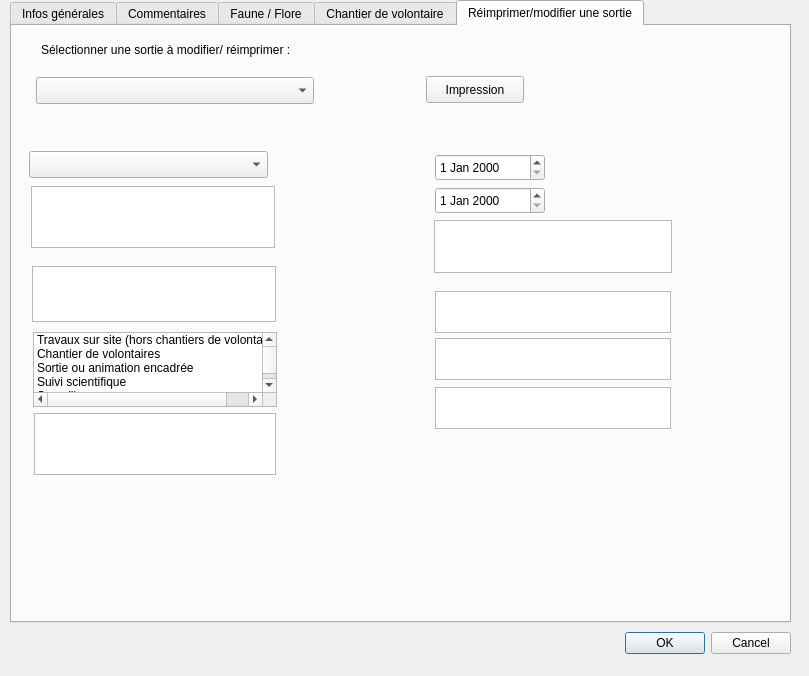
Before: the Qt Designer form ui_bdtravaux_sortie.ui in VincentD/bdtravaux, drawn with Qt 5.
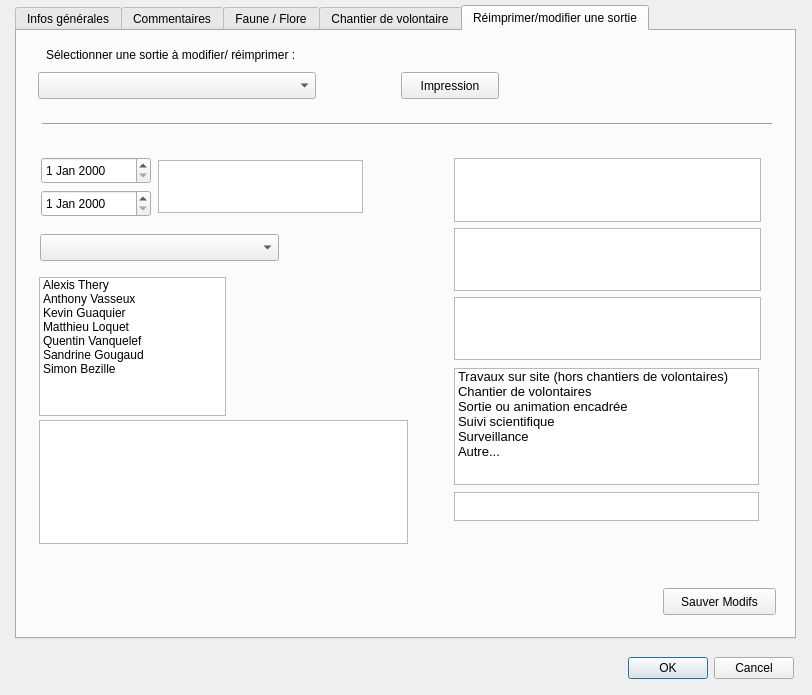
After: the same form once the commit is applied. The open tabs and pages were chosen to show the change.

Commit message: Issue #57 : développement de l'interface de modification d'une saisie. Module "sortie" : les données de la sortie s'affichent dans les contrôles et les modifications sont enregistrées en base. Reste à pouvoir fermer la fenêtre après modification (ne répond pas au self.close()), et la rouvrir sans plantage de la requête. Module "opérations" : création des contrôles dans Qt Designer. Reste à éxcrire le code et permettre une modification de la géométrie.

```diff
--- a/ui_bdtravaux_sortie.ui
+++ b/ui_bdtravaux_sortie.ui
@@ -6,8 +6,8 @@
    <rect>
     <x>0</x>
     <y>0</y>
-    <width>809</width>
-    <height>676</height>
+    <width>812</width>
+    <height>695</height>
    </rect>
   </property>
   <property name="windowTitle">
@@ -16,8 +16,8 @@
   <widget class="QDialogButtonBox" name="buttonBox_2">
    <property name="geometry">
     <rect>
-     <x>615</x>
-     <y>630</y>
+     <x>618</x>
+     <y>655</y>
      <width>176</width>
      <height>27</height>
     </rect>
@@ -32,10 +32,10 @@
   <widget class="QTabWidget" name="tab_widget">
    <property name="geometry">
     <rect>
-     <x>10</x>
-     <y>0</y>
+     <x>15</x>
+     <y>5</y>
      <width>781</width>
-     <height>623</height>
+     <height>634</height>
     </rect>
    </property>
    <property name="focusPolicy">
@@ -940,8 +940,8 @@
     <widget class="QPushButton" name="btn_imp_exsortie">
      <property name="geometry">
       <rect>
-       <x>414</x>
-       <y>50</y>
+       <x>384</x>
+       <y>41</y>
        <width>98</width>
        <height>27</height>
       </rect>
@@ -953,8 +953,8 @@
     <widget class="QComboBox" name="cbx_exsortie">
      <property name="geometry">
       <rect>
-       <x>24</x>
-       <y>51</y>
+       <x>21</x>
+       <y>41</y>
        <width>278</width>
        <height>27</height>
       </rect>
@@ -966,8 +966,8 @@
     <widget class="QDateEdit" name="dat_eddatdeb">
      <property name="geometry">
       <rect>
-       <x>423</x>
-       <y>128</y>
+       <x>24</x>
+       <y>126</y>
        <width>110</width>
        <height>27</height>
       </rect>
@@ -976,8 +976,8 @@
     <widget class="QDateEdit" name="dat_eddatfin">
      <property name="geometry">
       <rect>
-       <x>423</x>
-       <y>161</y>
+       <x>24</x>
+       <y>159</y>
        <width>110</width>
        <height>27</height>
       </rect>
@@ -986,9 +986,9 @@
     <widget class="QTextEdit" name="txt_edjourschan">
      <property name="geometry">
       <rect>
-       <x>422</x>
-       <y>194</y>
-       <width>238</width>
+       <x>141</x>
+       <y>129</y>
+       <width>205</width>
        <height>53</height>
       </rect>
      </property>
@@ -996,8 +996,8 @@
     <widget class="QComboBox" name="cbx_edcodesite">
      <property name="geometry">
       <rect>
-       <x>17</x>
-       <y>125</y>
+       <x>23</x>
+       <y>203</y>
        <width>239</width>
        <height>27</height>
       </rect>
@@ -1006,32 +1006,75 @@
     <widget class="QListWidget" name="list_edredac">
      <property name="geometry">
       <rect>
-       <x>19</x>
-       <y>160</y>
-       <width>244</width>
-       <height>62</height>
+       <x>22</x>
+       <y>246</y>
+       <width>187</width>
+       <height>139</height>
       </rect>
      </property>
+     <property name="selectionMode">
+      <enum>QAbstractItemView::ExtendedSelection</enum>
+     </property>
+     <item>
+      <property name="text">
+       <string>Alexis Thery</string>
+      </property>
+     </item>
+     <item>
+      <property name="text">
+       <string>Anthony Vasseux</string>
+      </property>
+     </item>
+     <item>
+      <property name="text">
+       <string>Kevin Guaquier</string>
+      </property>
+     </item>
+     <item>
+      <property name="text">
+       <string>Matthieu Loquet</string>
+      </property>
+     </item>
+     <item>
+      <property name="text">
+       <string>Quentin Vanquelef</string>
+      </property>
+     </item>
+     <item>
+      <property name="text">
+       <string>Sandrine Gougaud</string>
+      </property>
+     </item>
+     <item>
+      <property name="text">
+       <string>Simon Bezille</string>
+      </property>
+     </item>
     </widget>
     <widget class="QTextEdit" name="txt_edsortcom">
      <property name="geometry">
       <rect>
-       <x>20</x>
-       <y>240</y>
-       <width>244</width>
-       <height>56</height>
+       <x>22</x>
+       <y>389</y>
+       <width>369</width>
+       <height>124</height>
       </rect>
      </property>
     </widget>
     <widget class="QListWidget" name="lst_edobjvisit">
      <property name="geometry">
       <rect>
-       <x>21</x>
-       <y>306</y>
-       <width>244</width>
-       <height>75</height>
+       <x>437</x>
+       <y>337</y>
+       <width>305</width>
+       <height>117</height>
       </rect>
      </property>
+     <property name="font">
+      <font>
+       <pointsize>10</pointsize>
+      </font>
+     </property>
      <item>
       <property name="text">
        <string>Travaux sur site (hors chantiers de volontaires)</string>
@@ -1059,49 +1102,66 @@
      </item>
      <item>
       <property name="text">
-       <string>Autre</string>
+       <string>Autre...</string>
       </property>
      </item>
     </widget>
     <widget class="QTextEdit" name="txt_edobjvisautre">
      <property name="geometry">
       <rect>
-       <x>22</x>
-       <y>387</y>
-       <width>242</width>
-       <height>62</height>
+       <x>437</x>
+       <y>461</y>
+       <width>305</width>
+       <height>29</height>
       </rect>
      </property>
     </widget>
-    <widget class="QTextEdit" name="txt_ednatfaune">
+    <widget class="Line" name="line">
      <property name="geometry">
       <rect>
-       <x>423</x>
-       <y>265</y>
-       <width>236</width>
-       <height>42</height>
+       <x>25</x>
+       <y>85</y>
+       <width>730</width>
+       <height>16</height>
       </rect>
      </property>
+     <property name="orientation">
+      <enum>Qt::Horizontal</enum>
+     </property>
     </widget>
-    <widget class="QTextEdit" name="txt_ednatflor">
+    <widget class="QPushButton" name="pbt_savemodifs">
      <property name="geometry">
       <rect>
-       <x>423</x>
-       <y>312</y>
-       <width>236</width>
-       <height>42</height>
+       <x>646</x>
+       <y>557</y>
+       <width>113</width>
+       <height>27</height>
       </rect>
      </property>
+     <property name="text">
+      <string>Sauver Modifs</string>
+     </property>
     </widget>
-    <widget class="QTextEdit" name="txt_ednatautr">
+    <widget class="QWidget" name="">
      <property name="geometry">
       <rect>
-       <x>423</x>
-       <y>361</y>
-       <width>236</width>
-       <height>42</height>
+       <x>437</x>
+       <y>127</y>
+       <width>307</width>
+       <height>202</height>
       </rect>
      </property>
+     <layout class="QVBoxLayout" name="verticalLayout_2">
+      <item>
+       <widget class="QTextEdit" name="txt_ednatfaune"/>
+      </item>
+      <item>
+       <widget class="QTextEdit" name="txt_ednatflor"/>
+      </item>
+      <item>
+       <widget class="QTextEdit" name="txt_ednatautr"/>
+      </item>
+     </layout>
     </widget>
    </widget>
   </widget>
```
Left out of the diff: 4 changed lines with no effect on the pictures. The commit also changes 4 other files.
